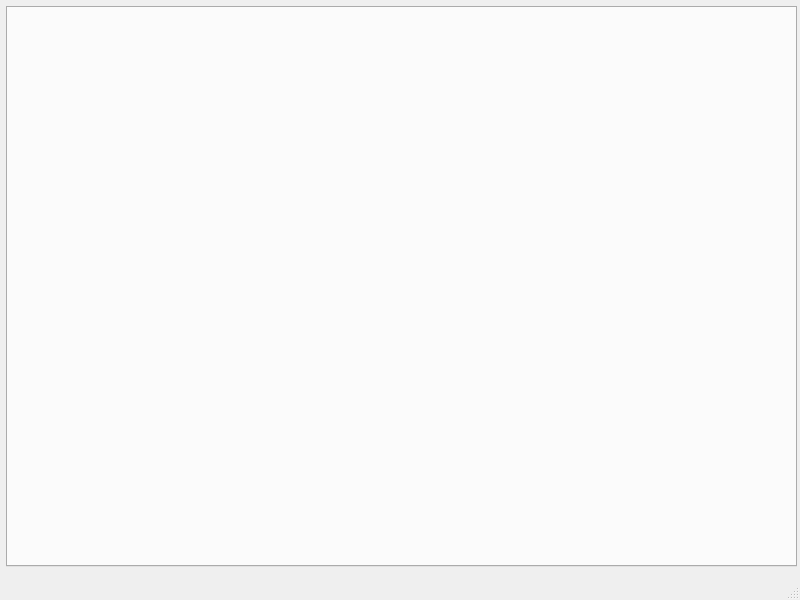
Above: Simulation.ui from SomayehSaghamanesh/SBIsim before the change. Below: the same form after it.
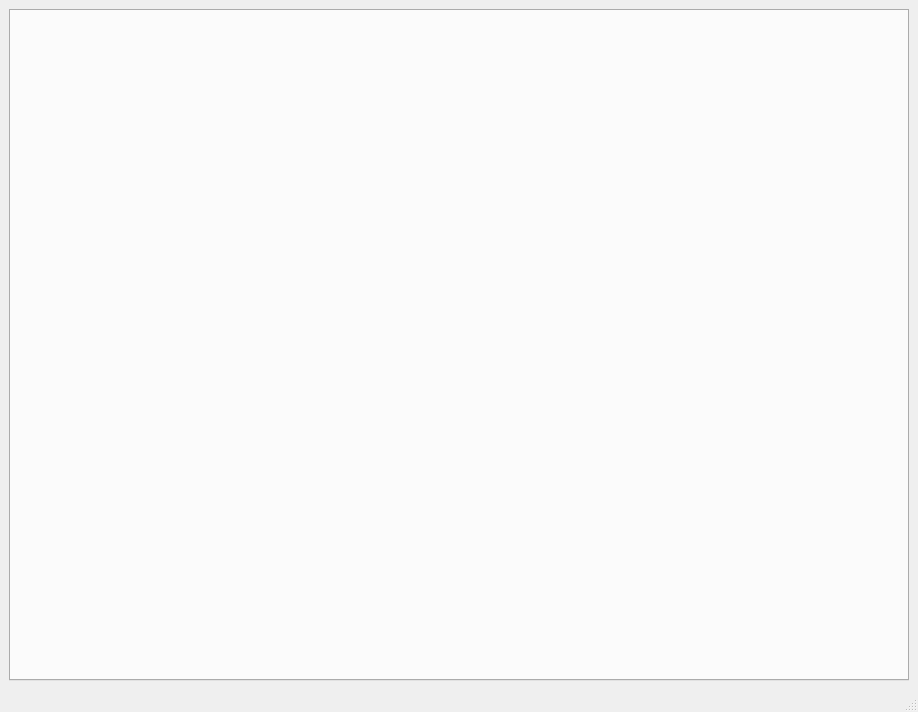
That is the form after the change.

Diff of the .ui file:
```diff
--- a/Simulation.ui
+++ b/Simulation.ui
@@ -6,33 +6,56 @@
    <rect>
     <x>0</x>
     <y>0</y>
-    <width>800</width>
-    <height>600</height>
+    <width>918</width>
+    <height>712</height>
    </rect>
   </property>
+  <property name="sizePolicy">
+   <sizepolicy hsizetype="Expanding" vsizetype="Expanding">
+    <horstretch>0</horstretch>
+    <verstretch>0</verstretch>
+   </sizepolicy>
+  </property>
+  <property name="minimumSize">
+   <size>
+    <width>900</width>
+    <height>650</height>
+   </size>
+  </property>
   <property name="windowTitle">
    <string>MainWindow</string>
   </property>
   <widget class="QWidget" name="centralwidget">
+   <property name="sizePolicy">
+    <sizepolicy hsizetype="Expanding" vsizetype="Expanding">
+     <horstretch>0</horstretch>
+     <verstretch>0</verstretch>
+    </sizepolicy>
+   </property>
+   <layout class="QGridLayout" name="gridLayout">
+    <property name="sizeConstraint">
+     <enum>QLayout::SetNoConstraint</enum>
+    </property>
+    <item row="0" column="0">
    <widget class="QTabWidget" name="SimulationTabs">
-    <property name="geometry">
-     <rect>
-      <x>6</x>
-      <y>6</y>
-      <width>791</width>
-      <height>561</height>
-     </rect>
-    </property>
     <property name="sizePolicy">
-     <sizepolicy hsizetype="Fixed" vsizetype="Fixed">
+       <sizepolicy hsizetype="Expanding" vsizetype="Expanding">
       <horstretch>0</horstretch>
       <verstretch>0</verstretch>
      </sizepolicy>
     </property>
+      <property name="minimumSize">
+       <size>
+        <width>900</width>
+        <height>650</height>
+       </size>
+      </property>
     <property name="currentIndex">
      <number>-1</number>
     </property>
    </widget>
+    </item>
+   </layout>
   </widget>
   <widget class="QMenuBar" name="menubar">
    <property name="geometry">
```
Left out of the diff: 4 changed lines with no effect on the pictures. Lines whose indentation alone changed are shown as unchanged.
